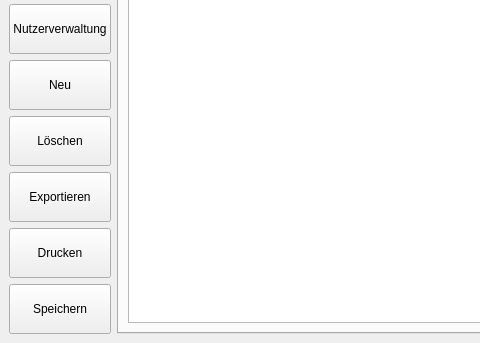
Old version of the form Qt/main.ui in the repository SIMKCN/LF11-Projekt; both pictures show x 0 to 480 and y 460 to 803 of the 1400 by 803 pixel window.
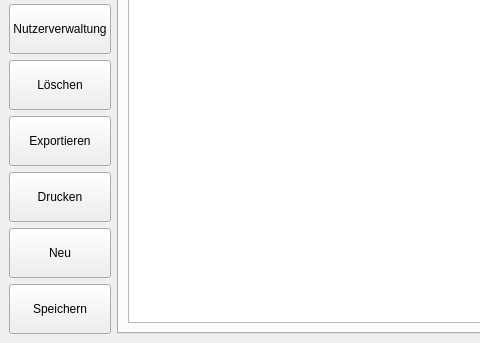
New version of the form. The open tabs and pages were chosen to show the change. Icons and pictures are not drawn.

The edit to the form file:
```diff
--- a/Qt/main.ui
+++ b/Qt/main.ui
@@ -95,23 +95,6 @@
           </property>
          </widget>
         </item>
-        <item>
-         <widget class="QPushButton" name="btn_eintrag_hinzufuegen">
-          <property name="minimumSize">
-           <size>
-            <width>100</width>
-            <height>50</height>
-           </size>
-          </property>
-          <property name="text">
-           <string>Neu</string>
-          </property>
-          <property name="icon">
-           <iconset>
-            <normaloff>icons/plus.png</normaloff>icons/plus.png</iconset>
-          </property>
-         </widget>
-        </item>
         <item>
          <widget class="QPushButton" name="btn_eintrag_loeschen">
           <property name="minimumSize">
@@ -163,6 +146,23 @@
           </property>
          </widget>
         </item>
+        <item>
+         <widget class="QPushButton" name="btn_eintrag_hinzufuegen">
+          <property name="minimumSize">
+           <size>
+            <width>100</width>
+            <height>50</height>
+           </size>
+          </property>
+          <property name="text">
+           <string>Neu</string>
+          </property>
+          <property name="icon">
+           <iconset>
+            <normaloff>icons/plus.png</normaloff>icons/plus.png</iconset>
+          </property>
+         </widget>
+        </item>
         <item>
          <widget class="QPushButton" name="btn_eintrag_speichern">
           <property name="minimumSize">
```
Left out of the diff: 2 changed lines with no effect on the pictures.
